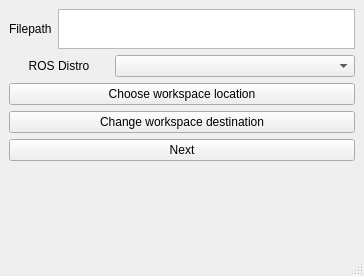
Qt form easy_manipulation_deployment/workcell_builder/workcell_builder/gui/mainwindow.ui (Mukaram01/Easy_Manipulator_Improved) before a commit.
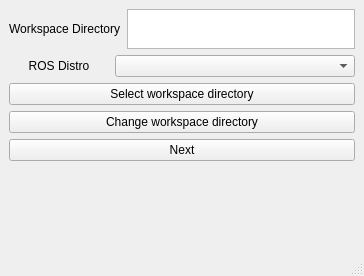
The same form after that commit.

Commit message: chore: clarify workcell builder labels

```diff
--- a/easy_manipulation_deployment/workcell_builder/workcell_builder/gui/mainwindow.ui
+++ b/easy_manipulation_deployment/workcell_builder/workcell_builder/gui/mainwindow.ui
@@ -22,7 +22,7 @@
         <item>
          <widget class="QLabel" name="filepath_label">
           <property name="text">
-           <string>Filepath</string>
+           <string>Workspace Directory</string>
           </property>
          </widget>
         </item>
@@ -67,14 +67,14 @@
          <string>&lt;html&gt;&lt;head/&gt;&lt;body&gt;&lt;p&gt;Loads a current workcell package and workcell_description folders. Select this ONLY if you have previously created a project with this GUI&lt;/p&gt;&lt;/body&gt;&lt;/html&gt;</string>
         </property>
         <property name="text">
-         <string>Choose workspace location</string>
+         <string>Select workspace directory</string>
         </property>
        </widget>
       </item>
       <item>
        <widget class="QPushButton" name="change_workcell">
         <property name="text">
-         <string>Change workspace destination</string>
+         <string>Change workspace directory</string>
         </property>
        </widget>
       </item>
```
Left out of the diff: 4 changed lines with no effect on the pictures.
